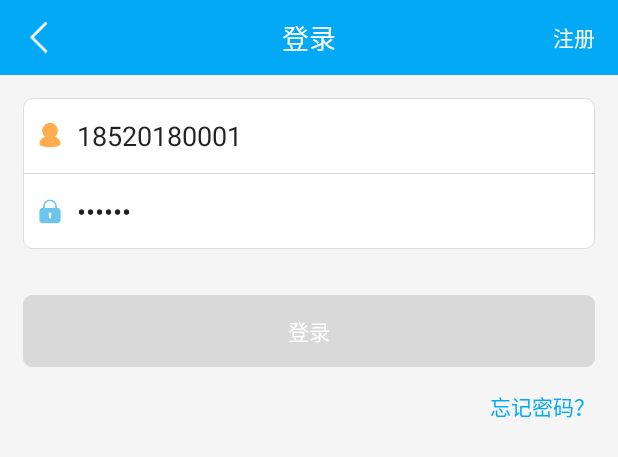
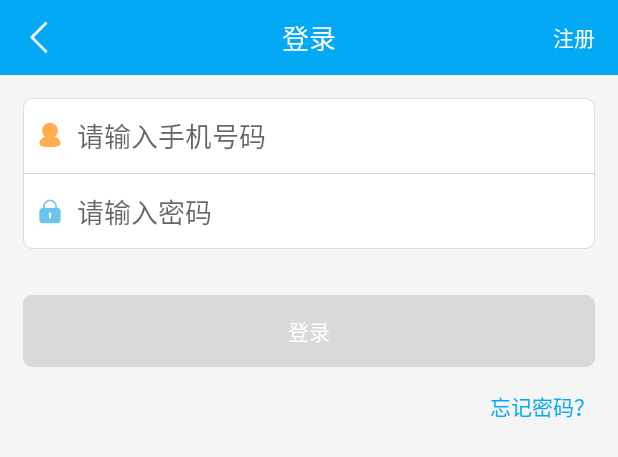
Before and after one commit to FMJZHF/KotlinMall, an Android app: the layout activity_login.xml on its own in the app's theme, with its tools: preview values and no code run, on a phone screen of 412 x 824 dp. Shown: the top 457 px of the screen. Run offline under Robolectric (Android 15) with nearby library versions, the phone set to English and light mode, and no system bars.

Commit message:
删除默认值

```diff
--- a/UserCenter/src/main/res/layout/activity_login.xml
+++ b/UserCenter/src/main/res/layout/activity_login.xml
@@ -23,8 +23,7 @@
             android:drawablePadding="@dimen/common_padding_small"
             android:hint="请输入手机号码"
             android:inputType="phone"
-            android:paddingLeft="@dimen/common_padding_small"
-            android:text="18520180001" />
+            android:paddingLeft="@dimen/common_padding_small"/>
 
         <View style="@style/DividerFixedHeight" />
 
@@ -37,8 +36,7 @@
             android:drawablePadding="@dimen/common_padding_small"
             android:hint="请输入密码"
             android:inputType="textPassword"
-            android:paddingLeft="@dimen/common_padding_small"
-            android:text="123456" />
+            android:paddingLeft="@dimen/common_padding_small" />
     </LinearLayout>
 
     <Button
```
